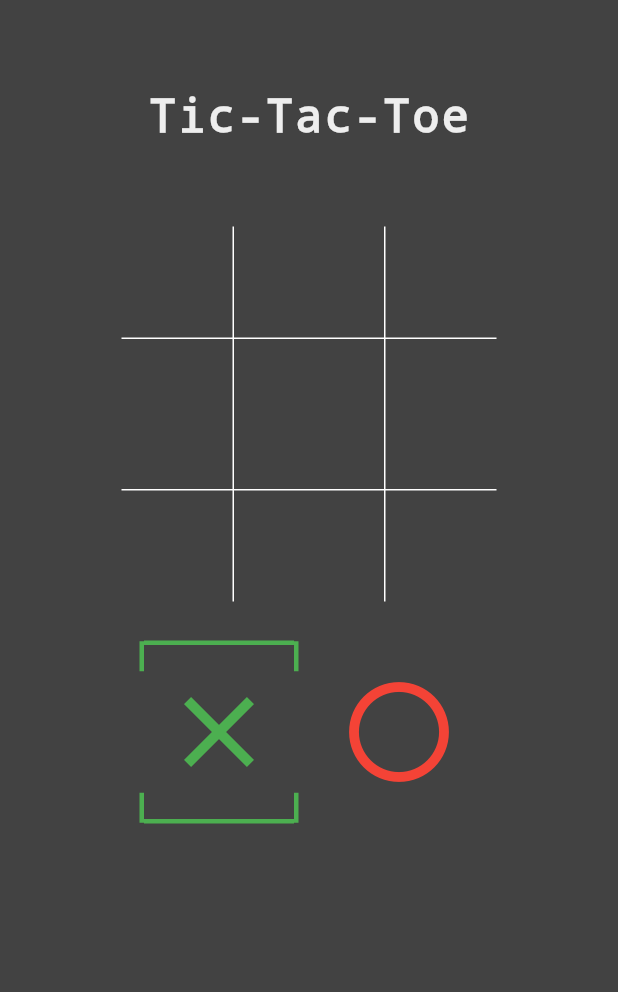
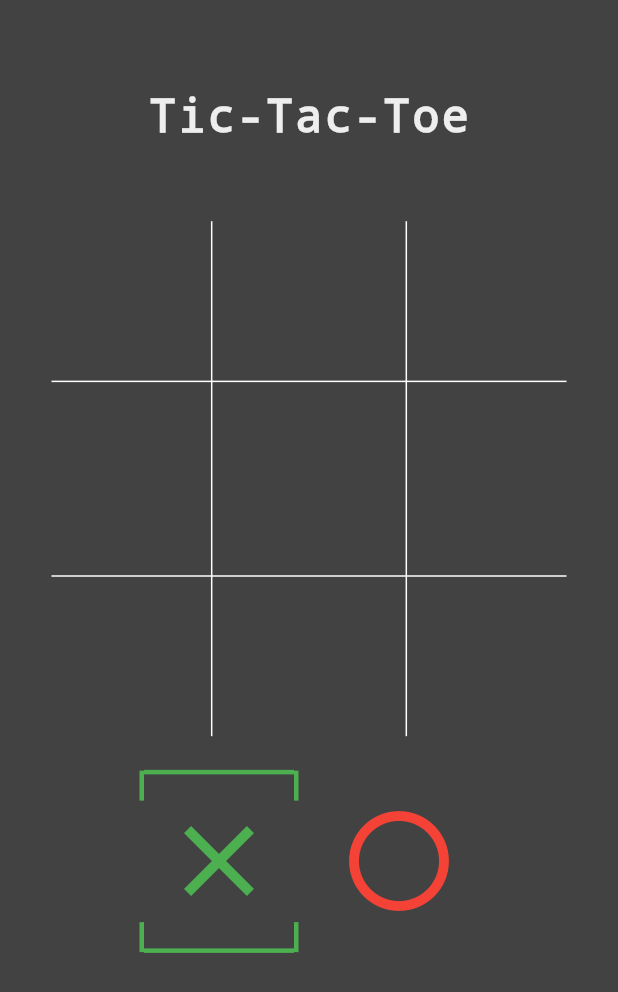
Before and after one commit to burhanhaq/TicTacToe, a Flutter app: the screen it shows after launch, on a phone screen of 412 x 824 dp. Shown: the top 992 px of the screen. Run offline on Flutter 3.47's test engine with Material 2 defaults, Android fonts, the phone set to English and light mode, and no system bars.

Commit message:
Adjusted grid and card sizes

```diff
--- a/lib/grid.dart
+++ b/lib/grid.dart
@@ -12,13 +12,14 @@ class Grid extends StatefulWidget {
 class _GridState extends State<Grid> {
   @override
   Widget build(BuildContext context) {
+    final double linesLength = MediaQuery.of(context).size.width / 1.2;
     return Stack(
       alignment: Alignment.center,
       children: <Widget>[
         Container(
           color: Colors.white,
-          height: 250,
-          width: 250,
+          height: linesLength,
+          width: linesLength,
         ),
         Column(
           mainAxisSize: MainAxisSize.min,
@@ -72,6 +73,7 @@ class _CardPlaceholderState extends State<CardPlaceholder> {
   Color iconColor;
   @override
   Widget build(BuildContext context) {
+    double cardSize = MediaQuery.of(context).size.width / 3.2;
     final gameState = Provider.of<GameState>(context);
     Turn currentTurn = gameState.turn;
     return GestureDetector(
@@ -88,8 +90,9 @@ class _CardPlaceholderState extends State<CardPlaceholder> {
         }
       },
       child: Container(
-        height: 100,
-        width: 100,
+        height: cardSize,
+        width: cardSize,
+//        color: Colors.red,
         color: Theme.of(context).accentColor,
         child: Icon(
           pieceIcon,
```
